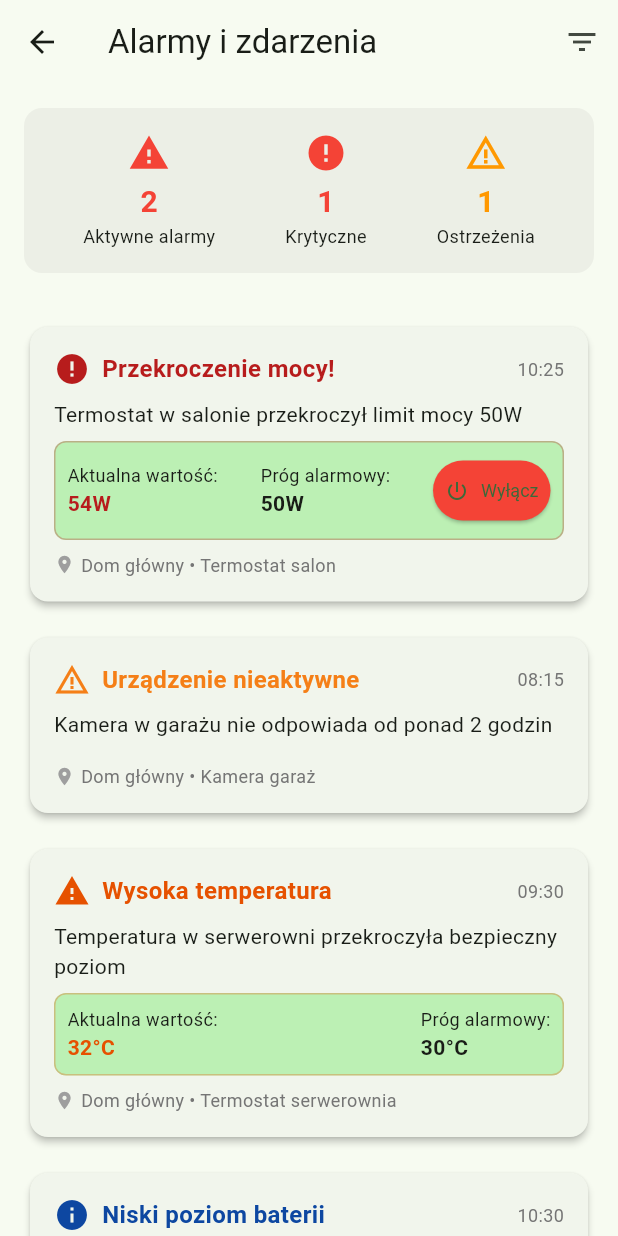
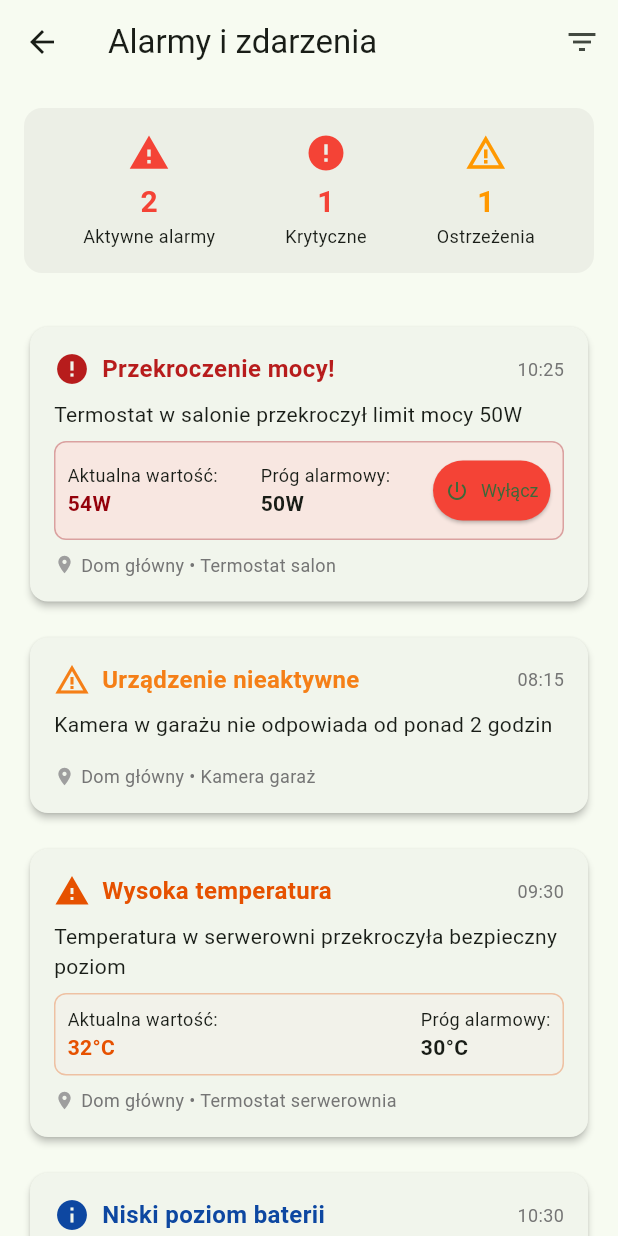
Before and after one commit to MinikPLayer/Kosciuszkon-2025, a Flutter app: the AlarmPage screen opened directly, on a phone screen of 412 x 824 dp. Run offline on Flutter 3.47's test engine with Material 3 defaults, Android fonts, the phone set to English and light mode, and no system bars; our stand-ins replace fl_chart, google_fonts.

Commit message:
Alarm fixed.

```diff
--- a/frontend_calculator/lib/views/pages/alarm_page.dart
+++ b/frontend_calculator/lib/views/pages/alarm_page.dart
@@ -233,10 +233,23 @@ class AlarmPage extends StatelessWidget {
   }
 
   Widget _buildAlarmDetails(BuildContext context, AlarmEvent alarm, Color textColor) {
+    var color = Theme.of(context).colorScheme.surfaceContainerHigh;
+    switch (alarm.severity) {
+      case AlarmSeverity.critical:
+        color = Theme.of(context).colorScheme.errorContainer.withOpacity(0.5);
+        textColor = Theme.of(context).colorScheme.onErrorContainer;
+        break;
+      case AlarmSeverity.high:
+        color = Theme.of(context).colorScheme.errorContainer.withOpacity(0.1);
+        break;
+      default:
+        color = Theme.of(context).colorScheme.surfaceContainerHigh;
+    }
+
     return Container(
       padding: const EdgeInsets.all(8),
       decoration: BoxDecoration(
-        color: Theme.of(context).colorScheme.primaryContainer,
+        color: color,
         borderRadius: BorderRadius.circular(8),
         border: Border.all(color: textColor.withOpacity(0.3)),
       ),
```
